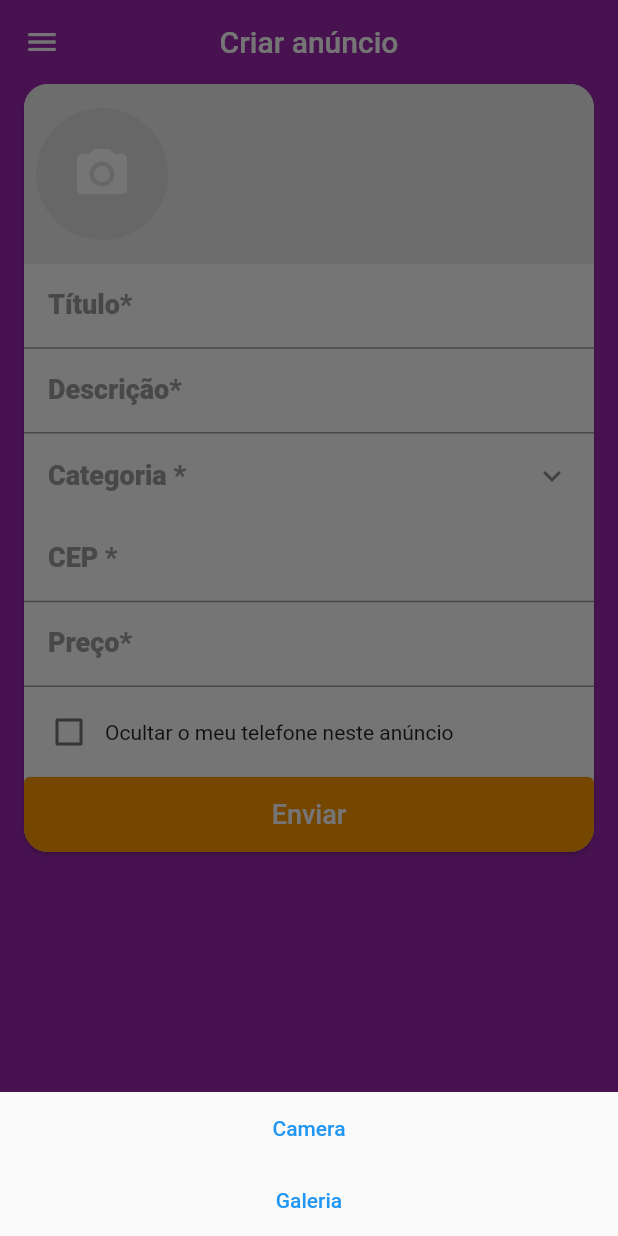
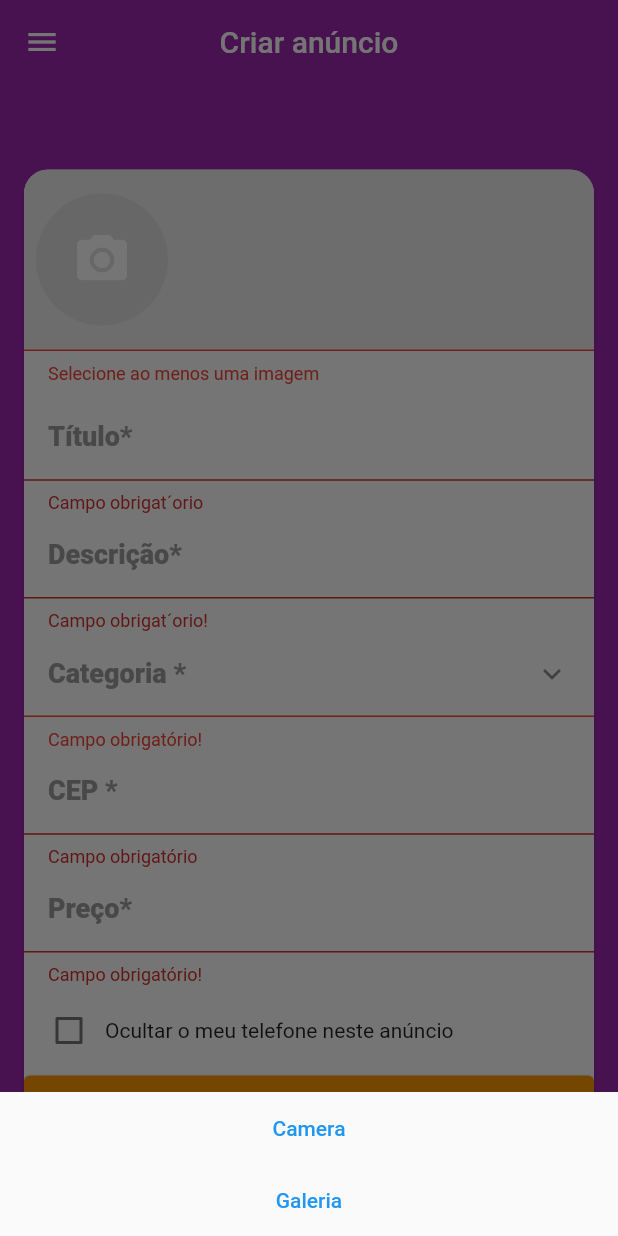
Before and after one commit to brenomacedo/flutter_ccheap, a Flutter app: the CreateScreen screen opened directly, after a tap on the "camera alt" icon, on a phone screen of 412 x 824 dp. Run offline on Flutter 3.47's test engine with Material 2 defaults, Android fonts, the phone set to English and light mode, and no system bars; our stand-ins replace brasil_fields, dio, flutter_mobx, get_it, image_cropper, image_picker and 3 more; accounts and stored records are empty; generated files the repository leaves out were written again; network calls fail; statements that could not run were skipped.

Commit message:
validatingFields

```diff
--- a/lib/screens/create/components/category_field.dart
+++ b/lib/screens/create/components/category_field.dart
@@ -13,7 +13,9 @@ class CategoryField extends StatelessWidget {
   @override
   Widget build(BuildContext context) {
     return Observer(builder: (_) {
-      return ListTile(
+      return Column(
+        children: [
+          ListTile(
             title: createStore.category == null
               ? Text('Categoria *', style: TextStyle(fontSize: 18, color: Colors.grey, fontWeight: FontWeight.w800))
               : Text('Categoria *', style: TextStyle(fontSize: 14, color: Colors.grey, fontWeight: FontWeight.w700)),
@@ -31,6 +33,22 @@ class CategoryField extends StatelessWidget {
             subtitle: createStore.category == null ? null : Text(createStore.category.description, style: TextStyle(
               color: Colors.black, fontSize: 17
             )),
+          ),
+          createStore.categoryError != null ? Container(
+            child: Text(createStore.categoryError, style: TextStyle(
+              color: Colors.red, fontSize: 12,
+            )),
+            alignment: Alignment.centerLeft,
+            decoration: BoxDecoration(
+              border: Border(top: BorderSide(color: Colors.red))
+            ),
+            padding: EdgeInsets.fromLTRB(16, 8, 0, 0),
+          ) : Container(
+            decoration: BoxDecoration(
+              border: Border(bottom: BorderSide(color: Colors.grey[500]))
+            ),
+          )
+        ],
       );
     });
   }
--- a/lib/screens/create/components/cep_field.dart
+++ b/lib/screens/create/components/cep_field.dart
@@ -3,17 +3,22 @@ import 'package:flutter/material.dart';
 import 'package:flutter/services.dart';
 import 'package:flutter_mobx/flutter_mobx.dart';
 import 'package:xlo_mobx/stores/cep_store.dart';
+import 'package:xlo_mobx/stores/create_store.dart';
 
 class CepField extends StatelessWidget {
 
-  final CepStore cepStore = CepStore();
+  CepField(this.createStore) : cepStore = createStore.cepStore;
+
+  final CepStore cepStore;
+  final CreateStore createStore;
 
   @override
   Widget build(BuildContext context) {
     return Column(
       crossAxisAlignment: CrossAxisAlignment.stretch,
       children: [
-        TextFormField(
+        Observer(builder: (_) {
+          return TextFormField(
             onChanged: cepStore.setCep,
             keyboardType: TextInputType.number,
             inputFormatters: [
@@ -27,9 +32,11 @@ class CepField extends StatelessWidget {
                 color: Colors.grey,
                 fontSize: 18
               ),
+              errorText: createStore.addressError,
               contentPadding: EdgeInsets.fromLTRB(16, 10, 12, 10)
             ),
-        ),
+          );
+        }),
         Observer(builder: (_) {
           if(cepStore.address == null && cepStore.error == null && !cepStore.loading)
             return Container();
--- a/lib/screens/create/components/images_field.dart
+++ b/lib/screens/create/components/images_field.dart
@@ -21,7 +21,9 @@ class ImagesField extends StatelessWidget {
       Navigator.of(context).pop();
     }
 
-    return Container(
+    return Column(
+      children: [
+        Container(
           color: Colors.grey[200],
           height: 120,
           child: Observer(
@@ -77,6 +79,22 @@ class ImagesField extends StatelessWidget {
               );
             },
           )
+        ),
+        Observer(builder: (_) {
+          if(createStore.imagesError != null) return Container(
+            child: Text(createStore.imagesError, style: TextStyle(
+              color: Colors.red, fontSize: 12,
+            )),
+            alignment: Alignment.centerLeft,
+            decoration: BoxDecoration(
+              border: Border(top: BorderSide(color: Colors.red))
+            ),
+            padding: EdgeInsets.fromLTRB(16, 8, 0, 8),
+          );
+
+          return SizedBox();
+        })
+      ],
     );
   }
 }
--- a/lib/screens/create/create_screen.dart
+++ b/lib/screens/create/create_screen.dart
@@ -1,6 +1,7 @@
 import 'package:brasil_fields/brasil_fields.dart';
 import 'package:flutter/material.dart';
 import 'package:flutter/services.dart';
+import 'package:flutter_mobx/flutter_mobx.dart';
 import 'package:xlo_mobx/components/custom_drawer/custom_drawer.dart';
 import 'package:xlo_mobx/screens/create/components/category_field.dart';
 import 'package:xlo_mobx/screens/create/components/cep_field.dart';
@@ -28,7 +29,10 @@ class CreateScreen extends StatelessWidget {
         centerTitle: true,
       ),
       drawer: CustomDrawer(),
-      body: Card(
+      body: Container(
+        alignment: Alignment.center,
+        child: SingleChildScrollView(
+          child: Card(
             clipBehavior: Clip.antiAlias,
             shape: RoundedRectangleBorder(
               borderRadius: BorderRadius.all(Radius.circular(16))
@@ -39,36 +43,48 @@ class CreateScreen extends StatelessWidget {
               mainAxisSize: MainAxisSize.min,
               children: [
                 ImagesField(createStore),
-            TextFormField(
+                Observer(builder: (_) {
+                  return TextFormField(
+                    onChanged: createStore.setTitle,
                     decoration: InputDecoration(
                       labelText: 'Título*',
                       labelStyle: labelStyle,
-                contentPadding: contentPadding
+                      contentPadding: contentPadding,
+                      errorText: createStore.titleError
                     ),
-            ),
-            TextFormField(
+                  );
+                }),
+                Observer(builder: (_) {
+                  return TextFormField(
+                    onChanged: createStore.setDescription,
                     decoration: InputDecoration(
                       labelText: 'Descrição*',
                       labelStyle: labelStyle,
-                contentPadding: contentPadding
+                      contentPadding: contentPadding,
+                      errorText: createStore.descriptionError
                     ),
                     maxLines: null,
-            ),
+                  );
+                }),
                 CategoryField(createStore),
-            CepField(),
-            TextFormField(
+                CepField(createStore),
+                Observer(builder: (_) {
+                  return TextFormField(
+                    onChanged: createStore.setPrice,
                     decoration: InputDecoration(
                       labelText: 'Preço*',
                       labelStyle: labelStyle,
                       contentPadding: contentPadding,
-                prefixText: 'R\$'
+                      prefixText: 'R\$',
+                      errorText: createStore.priceError
                     ),
                     keyboardType: TextInputType.number,
                     inputFormatters: [
                       FilteringTextInputFormatter.digitsOnly,
                       RealInputFormatter(centavos: true)
                     ],
-            ),
+                  );
+                }),
                 HidePhoneField(createStore),
                 SizedBox(
                   height: 50,
@@ -76,10 +92,8 @@ class CreateScreen extends StatelessWidget {
                   child: Text('Enviar', style: TextStyle(color: Colors.white, fontSize: 18)),
                     style: ButtonStyle(
                       backgroundColor: MaterialStateProperty.resolveWith((states) {
-                    if(states.contains(MaterialState.disabled)) {
+                        if(states.contains(MaterialState.disabled))
                           return Colors.orange.withAlpha(120);
-                    }
-
                         return Colors.orange;
                       }),
                       tapTargetSize: MaterialTapTargetSize.shrinkWrap
@@ -88,6 +102,8 @@ class CreateScreen extends StatelessWidget {
               ],
             ),
           ),
+        ),
+      )
     );
   }
 }
--- a/lib/stores/create_store.dart
+++ b/lib/stores/create_store.dart
@@ -1,5 +1,7 @@
 import 'package:mobx/mobx.dart';
+import 'package:xlo_mobx/models/address.dart';
 import 'package:xlo_mobx/models/category.dart';
+import 'package:xlo_mobx/stores/cep_store.dart';
 part 'create_store.g.dart';
 
 class CreateStore = _CreateStore with _$CreateStore;
@@ -8,11 +10,48 @@ abstract class _CreateStore with Store {
 
   ObservableList images = ObservableList();
 
+  @computed
+  bool get imagesValid => images.isNotEmpty;
+  String get imagesError => imagesValid ? null : 'Selecione ao menos uma imagem';
+
+  @observable
+  String title = '';
+
+  @action
+  void setTitle(String value) => title = value;
+
+  @computed
+  bool get titleValid => title.length > 6;
+
+  String get titleError {
+    if(titleValid) return null;
+    if(title.isEmpty) return 'Campo obrigat´orio';
+    return 'Campo muito curto!';
+  }
+
+  @observable
+  String description = '';
+
+  @action
+  void setDescription(String value) => description = value;
+
+  @computed
+  bool get descriptionValid => description.length >= 10;
+  String get descriptionError {
+    if(descriptionValid) return null;
+    if(description.isEmpty) return 'Campo obrigat´orio!';
+    return 'Descrição muito curta!';
+  }
+
   @observable
   Category category;
 
   @action
   void setCategory(Category value) => category = value;
+
+  @computed
+  bool get categoryValid => category != null;
+  String get categoryError => categoryValid ? null : 'Campo obrigatório!';
 
   @observable
   bool hidePhone = false;
@@ -20,4 +59,30 @@ abstract class _CreateStore with Store {
   @action
   void setHidePhone(bool value) => hidePhone = value;
 
+  CepStore cepStore = CepStore();
+
+  @computed
+  Address get address => cepStore.address;
+  bool get addressValid => address != null;
+  String get addressError => addressValid ? null : 'Campo obrigatório';
+
+  @observable
+  String priceText = '';
+
+  @action
+  void setPrice(String value) => priceText = value;
+
+  @computed
+  num get price {
+    if(priceText.contains(','))
+      return num.tryParse(priceText.replaceAll(RegExp('[^0-9]'), '')) / 100;
+    return num.tryParse(priceText);
+  }
+  bool get priceValid => price != null && price <= 9999999;
+  String get priceError {
+    if(priceValid) return null;
+    if(priceText.isEmpty) return 'Campo obrigatório!';
+    return 'Preço inválido';
+  }
+
 }
```
Also changed, not shown: lib/stores/create_store.g.dart. Lines whose indentation alone changed are shown as unchanged.
